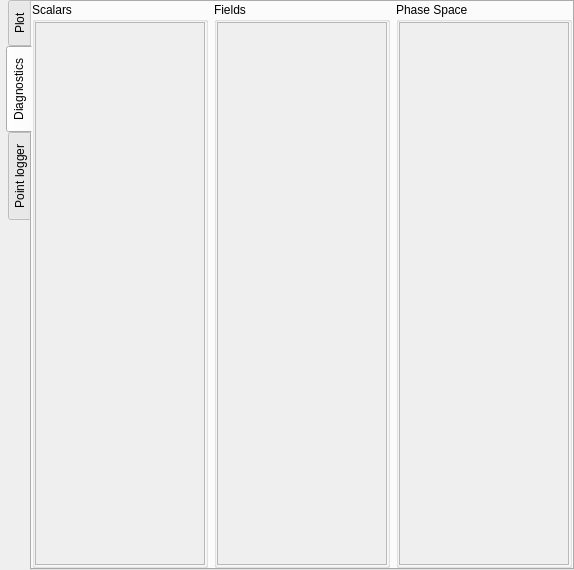
Above: smileiQtPlot.ui from SmileiPIC/TPUPMC before the change. Below: the same form after it.
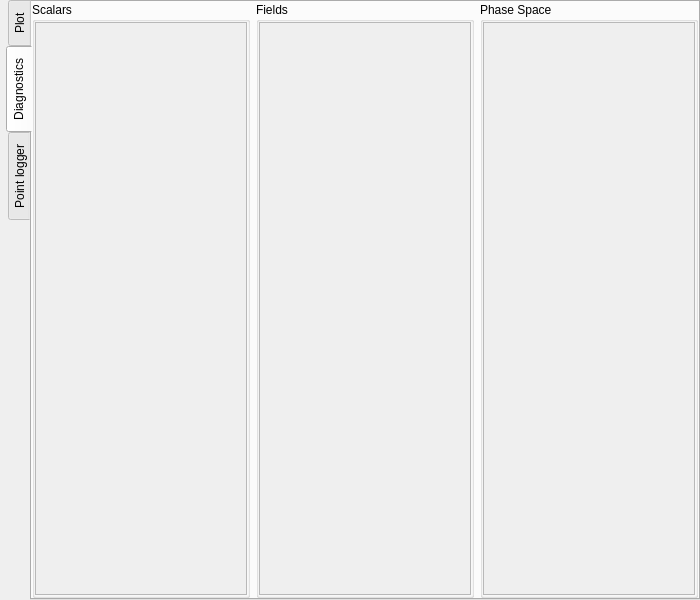
That is the form after the change.

Commit message: added 1d particlebinning

The edit to the form file:
```diff
--- a/smileiQtPlot.ui
+++ b/smileiQtPlot.ui
@@ -6,8 +6,8 @@
    <rect>
     <x>0</x>
     <y>0</y>
-    <width>574</width>
-    <height>570</height>
+    <width>700</width>
+    <height>600</height>
    </rect>
   </property>
   <property name="windowTitle">
```
The commit also changes 2 other files.
